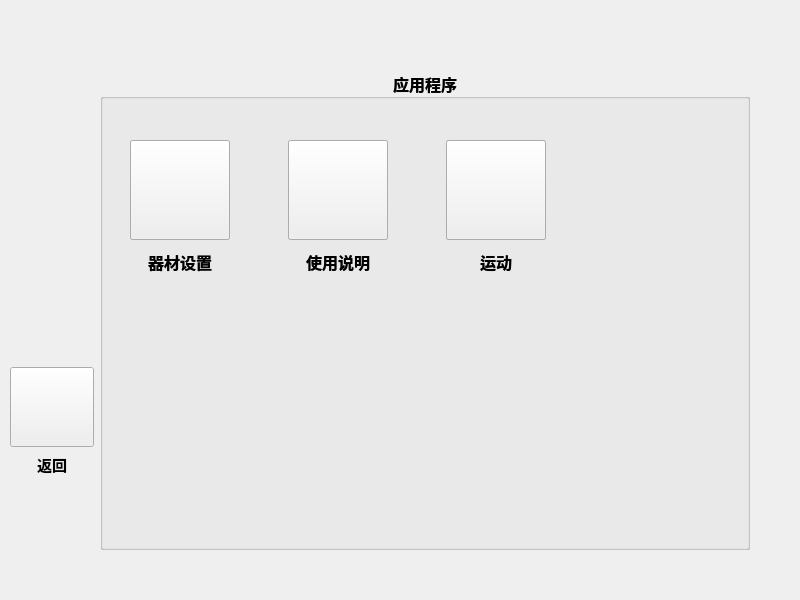
yuanluochen/Fitness-Eqiupment, file fitnessEquipment/application.ui: the form before one commit.
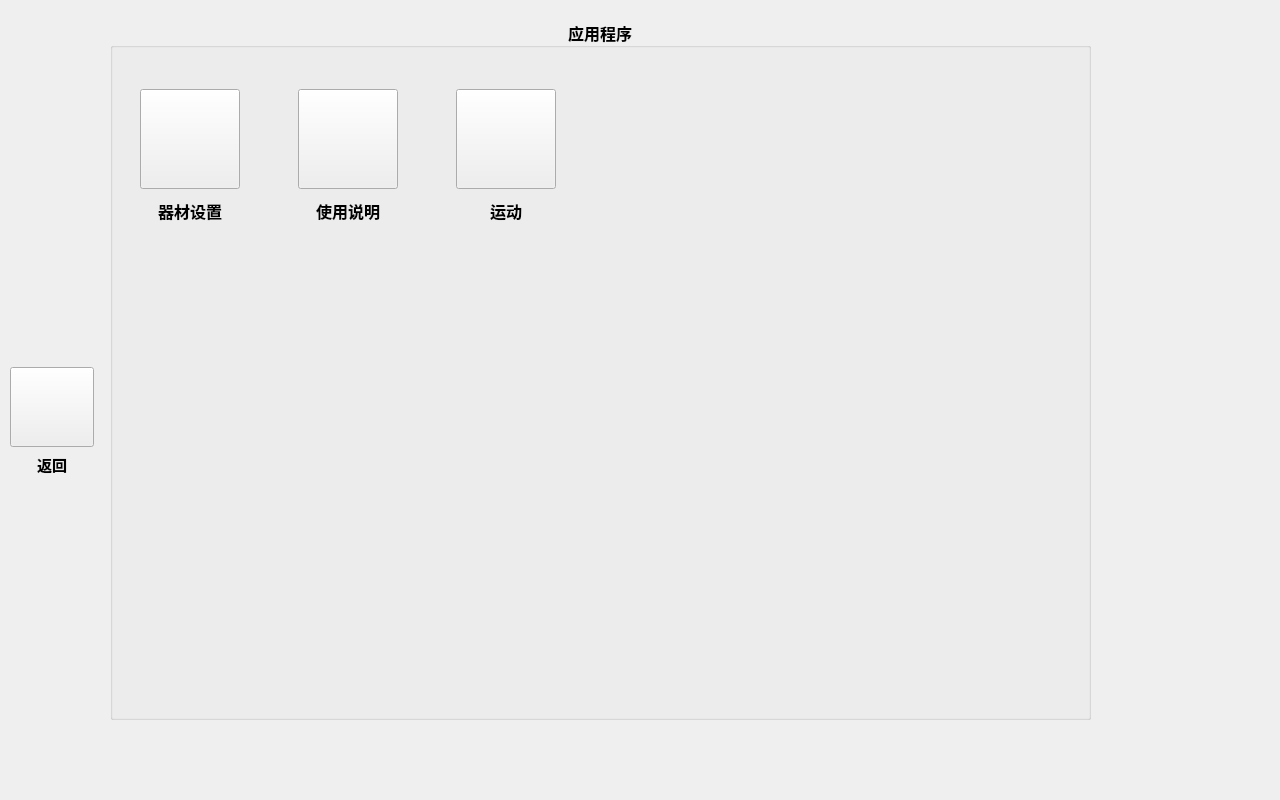
The form after the commit. Icons and pictures are not drawn.

Commit message: 改变了窗口尺寸默认为1280 * 800

```diff
--- a/fitnessEquipment/application.ui
+++ b/fitnessEquipment/application.ui
@@ -6,8 +6,8 @@
    <rect>
     <x>0</x>
     <y>0</y>
-    <width>800</width>
-    <height>600</height>
+    <width>1280</width>
+    <height>800</height>
    </rect>
   </property>
   <property name="windowTitle">
@@ -16,10 +16,10 @@
   <widget class="QGroupBox" name="groupBox">
    <property name="geometry">
     <rect>
-     <x>100</x>
-     <y>70</y>
-     <width>650</width>
-     <height>480</height>
+     <x>110</x>
+     <y>19</y>
+     <width>981</width>
+     <height>701</height>
     </rect>
    </property>
    <property name="minimumSize">
@@ -42,7 +42,7 @@
    <property name="alignment">
     <set>Qt::AlignCenter</set>
    </property>
-   <widget class="QWidget" name="">
+   <widget class="QWidget" name="layoutWidget">
     <property name="geometry">
      <rect>
       <x>30</x>
@@ -171,165 +171,7 @@
     </layout>
    </widget>
   </widget>
-  <widget class="QGroupBox" name="groupBox_2">
-   <property name="geometry">
-    <rect>
-     <x>100</x>
-     <y>70</y>
-     <width>650</width>
-     <height>480</height>
-    </rect>
-   </property>
-   <property name="minimumSize">
-    <size>
-     <width>650</width>
-     <height>0</height>
-    </size>
-   </property>
-   <property name="font">
-    <font>
-     <family>JetBrains Mono Light</family>
-     <pointsize>12</pointsize>
-     <weight>75</weight>
-     <bold>true</bold>
-    </font>
-   </property>
-   <property name="title">
-    <string>应用程序</string>
-   </property>
-   <property name="alignment">
-    <set>Qt::AlignCenter</set>
-   </property>
-   <widget class="QWidget" name="layoutWidget_2">
-    <property name="geometry">
-     <rect>
-      <x>30</x>
-      <y>70</y>
-      <width>416</width>
-      <height>137</height>
-     </rect>
-    </property>
-    <layout class="QGridLayout" name="gridLayout_2">
-     <item row="0" column="0">
-      <layout class="QVBoxLayout" name="settingLayout_2">
-       <item>
-        <widget class="QPushButton" name="settingPushButton_2">
-         <property name="minimumSize">
-          <size>
-           <width>100</width>
-           <height>100</height>
-          </size>
-         </property>
-         <property name="styleSheet">
-          <string notr="true">border-image: url(:/resource/application/setting.png);</string>
-         </property>
-         <property name="text">
-          <string/>
-         </property>
-        </widget>
-       </item>
-       <item>
-        <widget class="QLabel" name="label_6">
-         <property name="text">
-          <string>器材设置</string>
-         </property>
-         <property name="alignment">
-          <set>Qt::AlignCenter</set>
-         </property>
-        </widget>
-       </item>
-      </layout>
-     </item>
-     <item row="0" column="1">
-      <spacer name="horizontalSpacer_4">
-       <property name="orientation">
-        <enum>Qt::Horizontal</enum>
-       </property>
-       <property name="sizeHint" stdset="0">
-        <size>
-         <width>40</width>
-         <height>20</height>
-        </size>
-       </property>
-      </spacer>
-     </item>
-     <item row="0" column="2">
-      <layout class="QVBoxLayout" name="manualLayout_2">
-       <item>
-        <widget class="QPushButton" name="manualPushbutton_2">
-         <property name="minimumSize">
-          <size>
-           <width>100</width>
-           <height>100</height>
-          </size>
-         </property>
-         <property name="styleSheet">
-          <string notr="true">border-image: url(:/resource/application/manual.png);</string>
-         </property>
-         <property name="text">
-          <string/>
-         </property>
-        </widget>
-       </item>
-       <item>
-        <widget class="QLabel" name="label_7">
-         <property name="text">
-          <string>使用说明</string>
-         </property>
-         <property name="alignment">
-          <set>Qt::AlignCenter</set>
-         </property>
-        </widget>
-       </item>
-      </layout>
-     </item>
-     <item row="0" column="3">
-      <spacer name="horizontalSpacer_5">
-       <property name="orientation">
-        <enum>Qt::Horizontal</enum>
-       </property>
-       <property name="sizeHint" stdset="0">
-        <size>
-         <width>40</width>
-         <height>20</height>
-        </size>
-       </property>
-      </spacer>
-     </item>
-     <item row="0" column="4">
-      <layout class="QVBoxLayout" name="verticalLayout_4">
-       <item>
-        <widget class="QPushButton" name="pushButton_2">
-         <property name="minimumSize">
-          <size>
-           <width>100</width>
-           <height>100</height>
-          </size>
-         </property>
-         <property name="styleSheet">
-          <string notr="true">border-image: url(:/resource/application/sport.png);</string>
-         </property>
-         <property name="text">
-          <string/>
-         </property>
-        </widget>
-       </item>
-       <item>
-        <widget class="QLabel" name="label_8">
-         <property name="text">
-          <string>运动</string>
-         </property>
-         <property name="alignment">
-          <set>Qt::AlignCenter</set>
-         </property>
-        </widget>
-       </item>
-      </layout>
-     </item>
-    </layout>
-   </widget>
-  </widget>
-  <widget class="QWidget" name="">
+  <widget class="QWidget" name="layoutWidget">
    <property name="geometry">
     <rect>
      <x>10</x>
```
The commit also changes 3 other files.
